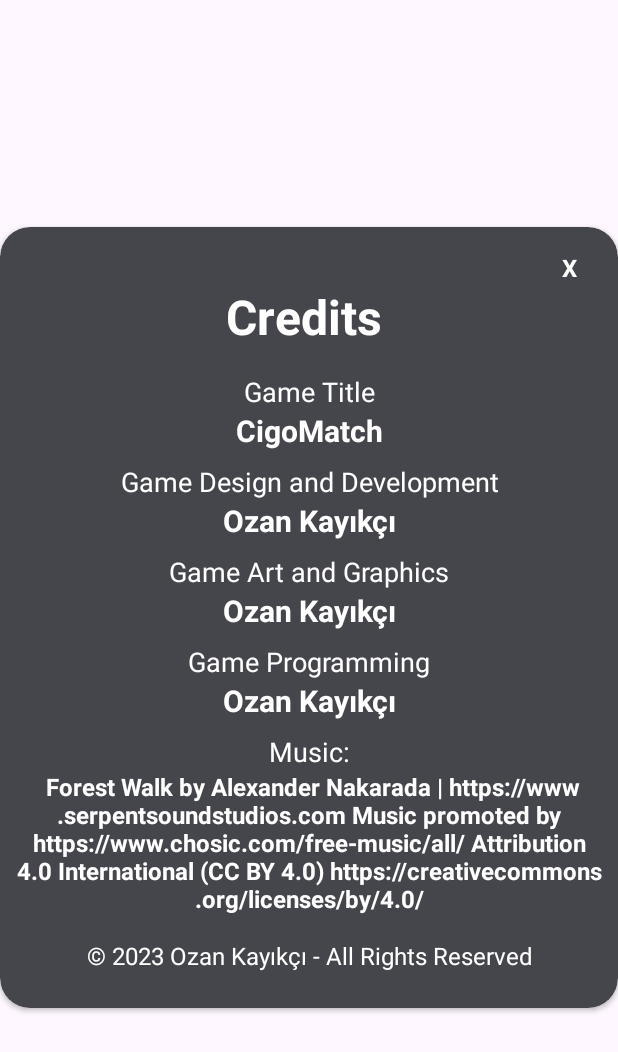
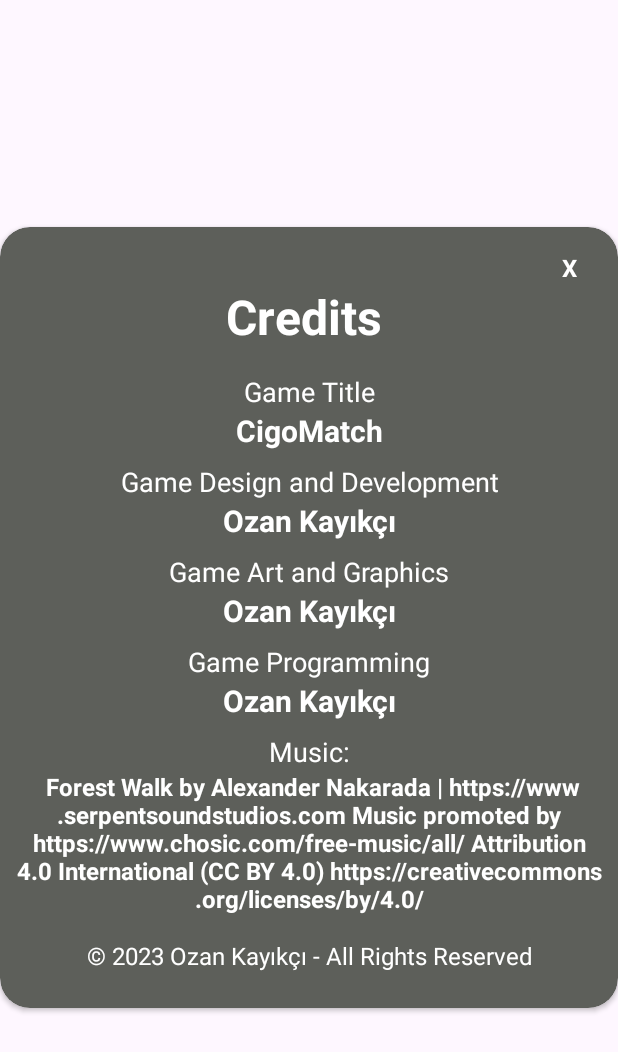
Before and after one commit to OzanKayikci/CogiMatch, an Android app: the layout fragment_credits_dialog.xml on its own in the app's theme, with its tools: preview values and no code run, on a phone screen of 412 x 824 dp. Shown: the top 1052 px of the screen. Run offline under Robolectric (Android 15) with nearby library versions, the phone set to English and light mode, and no system bars; Roboto replaces fonts that are not available here.

Commit message:
fixed some bugs like non-convertible color and duplicated splash-screen

```diff
--- a/app/src/main/res/layout/fragment_credits_dialog.xml
+++ b/app/src/main/res/layout/fragment_credits_dialog.xml
@@ -11,7 +11,7 @@
         android:layout_height="wrap_content"
         android:layout_gravity="center"
 
-        android:backgroundTint="@color/material_dynamic_neutral30"
+        android:backgroundTint="@color/darkBackground"
         app:cardCornerRadius="20dp">
 
         <LinearLayout
--- a/app/src/main/res/layout/fragment_game_over.xml
+++ b/app/src/main/res/layout/fragment_game_over.xml
@@ -71,7 +71,7 @@
         android:layout_height="wrap_content"
         android:fontFamily="@font/knewave"
         android:text="Matches : 0 "
-        android:textColor="#CBFFFFFF"
+        android:textColor="#BEFFFFFF"
         android:textSize="26sp"
         app:layout_constraintEnd_toEndOf="@+id/tvTurns"
         app:layout_constraintStart_toStartOf="@+id/tvTurns"
--- a/app/src/main/res/layout/fragment_pause_menu_dialog.xml
+++ b/app/src/main/res/layout/fragment_pause_menu_dialog.xml
@@ -10,7 +10,7 @@
         android:layout_width="match_parent"
         android:layout_height="300dp"
         android:layout_gravity="center"
-        android:backgroundTint="@color/material_dynamic_neutral30"
+        android:backgroundTint="@color/darkBackground2"
         app:cardCornerRadius="20dp">
 
 
@@ -68,7 +68,7 @@
                     android:id="@+id/negativeButton"
                     android:layout_width="wrap_content"
                     android:layout_height="wrap_content"
-                    android:background="@android:color/transparent"
+                    android:background="@color/transparent"
                     android:fontFamily="@font/knewave"
                     android:paddingHorizontal="0dp"
                     android:text="@string/cancel"
@@ -89,7 +89,7 @@
                     android:backgroundTint="@color/pink"
                     android:fontFamily="@font/knewave"
                     android:text="@string/exit"
-                    android:textColor="@android:color/white"
+                    android:textColor="@color/white"
                     android:textSize="18sp" />
             </LinearLayout>
 
--- a/app/src/main/res/values-night/themes.xml
+++ b/app/src/main/res/values-night/themes.xml
@@ -3,6 +3,7 @@
     <style name="Base.Theme.CogiMatch" parent="Theme.Material3.DayNight.NoActionBar">
         <!-- Customize your dark theme here. -->
         <!-- <item name="colorPrimary">@color/my_dark_primary</item> -->
+        <item name="android:windowIsTranslucent">true</item>
     </style>
     <style name="Theme.CogiMatch" parent="Base.Theme.CogiMatch" />
 
--- a/app/src/main/res/values/colors.xml
+++ b/app/src/main/res/values/colors.xml
@@ -9,6 +9,7 @@
     <color name="blue">#5db2ef</color>
     <color name="pink">#d05886</color>
     <color name="darkBackground">#5d5f5a</color>
+    <color name="darkBackground2">#454749</color>
     <color name="inactive_color">#8F9193</color>
     <color name="transparent">#00000000</color>
 </resources>
--- a/app/src/main/res/values/themes.xml
+++ b/app/src/main/res/values/themes.xml
@@ -2,7 +2,7 @@
     <!-- Base application theme. -->
     <style name="Base.Theme.CogiMatch" parent="Theme.Material3.DayNight.NoActionBar">
         <!-- Customize your light theme here. -->
-
+        <item name="android:windowIsTranslucent">true</item>
         <!-- <item name="colorPrimary">@color/my_light_primary</item> -->
     </style>
 
```
Also changed, not shown: app/src/main/res/layout/fragment_game_board.xml (+5 -5 lines).
